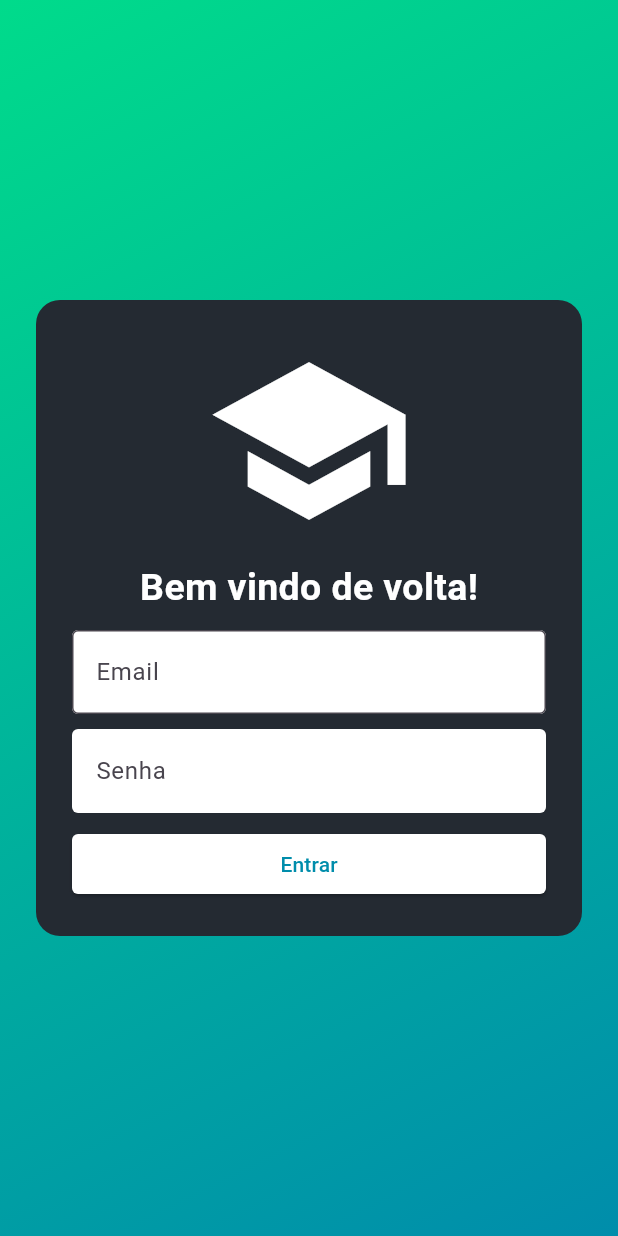
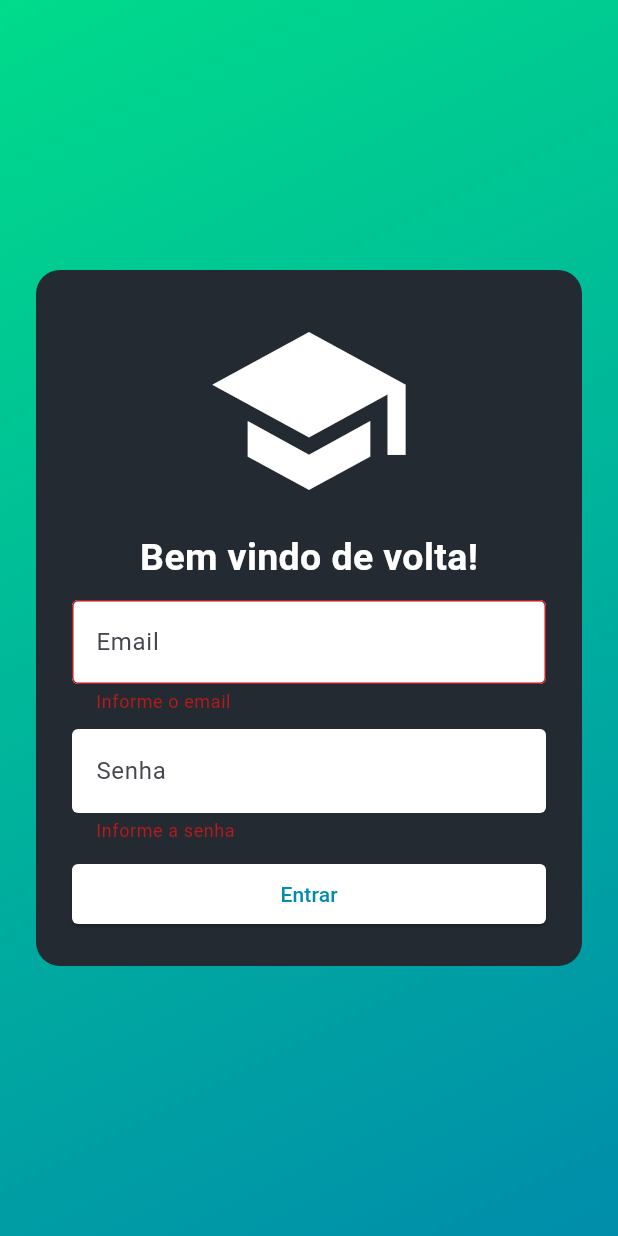
Before and after one commit to victoreemanuel/Docs-Right-Here, a Flutter app: the screen it shows after launch, after a tap on "Entrar", on a phone screen of 412 x 824 dp. Run offline on Flutter 3.47's test engine with Material 3 defaults, Android fonts, the phone set to English and light mode, and no system bars; our stand-ins replace dio, flutter_secure_storage.

Commit message:
feat: implementa login e armazenamento do jwt

```diff
--- a/mobile/flutter_application/lib/screens/login_screen.dart
+++ b/mobile/flutter_application/lib/screens/login_screen.dart
@@ -1,5 +1,7 @@
 import 'package:flutter/material.dart';
+import 'package:flutter_application/models/login_request.dart';
 import 'package:flutter_application/repositories/auth_repository.dart';
+import 'package:flutter_application/screens/example_screen.dart';
 import 'package:flutter_application/services/auth_service.dart';
 
 class LoginScreen extends StatefulWidget {
@@ -12,7 +14,7 @@ class LoginScreen extends StatefulWidget {
 class _LoginScreenState extends State<LoginScreen> {
   final _emailController = TextEditingController();
   final _passwordController = TextEditingController();
-  bool isLoading = false;
+  bool _isLoading = false;
   String? _errorMessage;
   final _formKey = GlobalKey<FormState>();
 
@@ -20,8 +22,37 @@ class _LoginScreenState extends State<LoginScreen> {
   late final AuthRepository _authRepository;
 
   void _handleLogin() async {
-    String email = _emailController.text;
-    String password = _passwordController.text;
+    if (!_formKey.currentState!.validate()) return;
+
+    setState(() {
+      _isLoading = true;
+      _errorMessage = null;
+    });
+
+    try {
+      final request = LoginRequest(
+        email: _emailController.text,
+        password: _passwordController.text,
+      );
+
+      final response = await _authRepository.login(request);
+      await _authService.saveToken(response.accesstoken);
+
+      if (mounted) {
+        Navigator.pushReplacement(
+          context,
+          MaterialPageRoute(builder: (context) => ExampleScreen()));
+      }
+      //
+    } catch (e) {
+      setState(() {
+        _errorMessage = e.toString().replaceFirst('Exception: ', '');
+      });
+    } finally {
+      setState(() {
+        _isLoading = false;
+      });
+    }
   }
 
   @override
@@ -77,7 +108,8 @@ class _LoginScreenState extends State<LoginScreen> {
                       ),
                       TextFormField(
                         validator: (value) {
-                          if (value == null || value.isEmpty) return 'Informe o email';
+                          if (value == null || value.isEmpty)
+                            return 'Informe o email';
                           if (!value.contains('@')) return 'Email inválido';
                           return null;
                         },
@@ -92,7 +124,8 @@ class _LoginScreenState extends State<LoginScreen> {
                       ),
                       TextFormField(
                         validator: (value) {
-                          if (value == null || value.isEmpty) return 'Informe a senha';
+                          if (value == null || value.isEmpty)
+                            return 'Informe a senha';
                           if (value.length < 6) return 'Mínimo 6 caracteres';
                           return null;
                         },
@@ -108,10 +141,16 @@ class _LoginScreenState extends State<LoginScreen> {
                           hintText: "Senha",
                         ),
                       ),
+                      if (_errorMessage != null)
+                        Text(
+                          _errorMessage!,
+                          style: TextStyle(color: Colors.red),
+                          textAlign: TextAlign.center,
+                        ),
                       SizedBox(
                         width: double.infinity,
                         child: ElevatedButton(
-                          onPressed: () {},
+                          onPressed: _isLoading ? null : _handleLogin,
                           style: ElevatedButton.styleFrom(
                             backgroundColor: Colors.white,
                             foregroundColor: Color.fromARGB(255, 0, 141, 171),
@@ -119,7 +158,16 @@ class _LoginScreenState extends State<LoginScreen> {
                               borderRadius: BorderRadiusGeometry.circular(4),
                             ),
                           ),
-                          child: Text("Entrar"),
+                          child: _isLoading
+                              ? SizedBox(
+                                  height: 20,
+                                  width: 20,
+                                  child: CircularProgressIndicator(
+                                    strokeWidth: 2,
+                                    color: Color.fromARGB(255, 0, 141, 171),
+                                  ),
+                                )
+                              : Text("Entrar"),
                         ),
                       ),
                     ],
```
Also changed, not shown: mobile/flutter_application/lib/repositories/auth_repository.dart (+8 -1 lines), mobile/flutter_application/lib/screens/example_screen.dart (added, +18 -0 lines), 2 other files.
